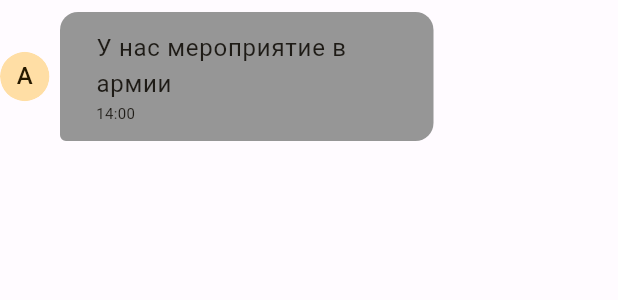
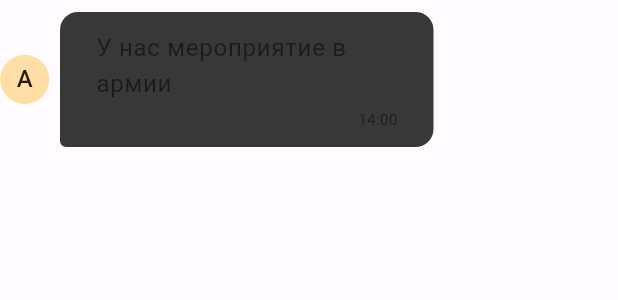
Before and after one commit to Dan203302/iqj, a Flutter app: the ReceiverMessage widget shown alone on an empty page, opened directly, on a phone screen of 412 x 824 dp. Shown: the top 300 px of the screen. Run offline on Flutter 3.47's test engine with Material 3 defaults, Android fonts, the phone set to English and light mode, and no system bars; our stand-ins replace bloc, flutter_bloc, flutter_linkify, flutter_svg, image_picker, share_plus and 3 more; missing offline and left inert: dart:html; accounts and stored records are empty; network calls fail; project files that could hold a hidden picture were left out.

Commit message:
change color and time in chat

```diff
--- a/app/iqj/lib/features/messenger/presentation/screens/struct_of_message.dart
+++ b/app/iqj/lib/features/messenger/presentation/screens/struct_of_message.dart
@@ -52,7 +52,7 @@ class ReceiverMessage extends StatelessWidget {
                     Flexible( // Обернуть DecoratedBox в Flexible
                       child: DecoratedBox(
                         decoration: BoxDecoration(
-                          color: Color.fromRGBO(150, 150, 150, 1), // Исправлено значение альфа-канала на 1
+                          color: Color.fromRGBO(56, 56, 56, 1), // Исправлено значение альфа-канала на 1
                           borderRadius: BorderRadius.only(
                             topLeft: Radius.circular(12),
                             topRight: Radius.circular(12),
@@ -71,10 +71,16 @@ class ReceiverMessage extends StatelessWidget {
                                 softWrap: true,
                                 style: Theme.of(context).textTheme.bodyLarge,
                               ),
-                              Text(
+                              Align(
+                            alignment: Alignment.bottomRight, // Выравниваем текст "14:00" по нижнему правому углу
+                            child: Padding(
+                              padding: const EdgeInsets.only(top: 4), // Отступ сверху для текста "14:00"
+                              child: Text(
                                 "14:00",
                                 style: TextStyle(fontSize: 10),
                               ),
+                            ),
+                          ),
                             ],
                           ),
                         ),
```
Also changed, not shown: app/iqj/lib/features/messenger/presentation/chats_loaded_screen.dart (+37 -1 lines).
